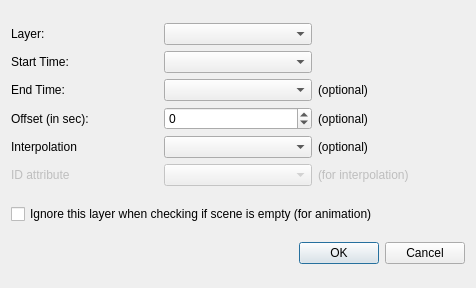
Before: the Qt Designer form addLayer.ui in anitagraser/TimeManager, drawn with Qt 5.
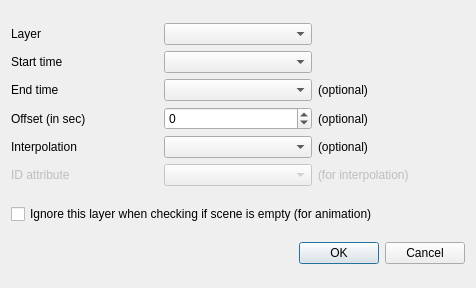
After: the same form once the commit is applied.

Commit message: minor label changes for consistency

Diff of the .ui file:
```diff
--- a/addLayer.ui
+++ b/addLayer.ui
@@ -19,7 +19,7 @@
      <item row="0" column="0">
       <widget class="QLabel" name="label">
        <property name="text">
-        <string>Layer:</string>
+        <string>Layer</string>
        </property>
       </widget>
      </item>
@@ -29,7 +29,7 @@
      <item row="1" column="0">
       <widget class="QLabel" name="label_2">
        <property name="text">
-        <string>Start Time:</string>
+        <string>Start time</string>
        </property>
       </widget>
      </item>
@@ -39,7 +39,7 @@
      <item row="2" column="0">
       <widget class="QLabel" name="label_3">
        <property name="text">
-        <string>End Time:</string>
+        <string>End time</string>
        </property>
       </widget>
      </item>
@@ -73,7 +73,7 @@
      <item row="3" column="0">
       <widget class="QLabel" name="label_6">
        <property name="text">
-        <string>Offset (in sec):</string>
+        <string>Offset (in sec)</string>
        </property>
       </widget>
      </item>
```
